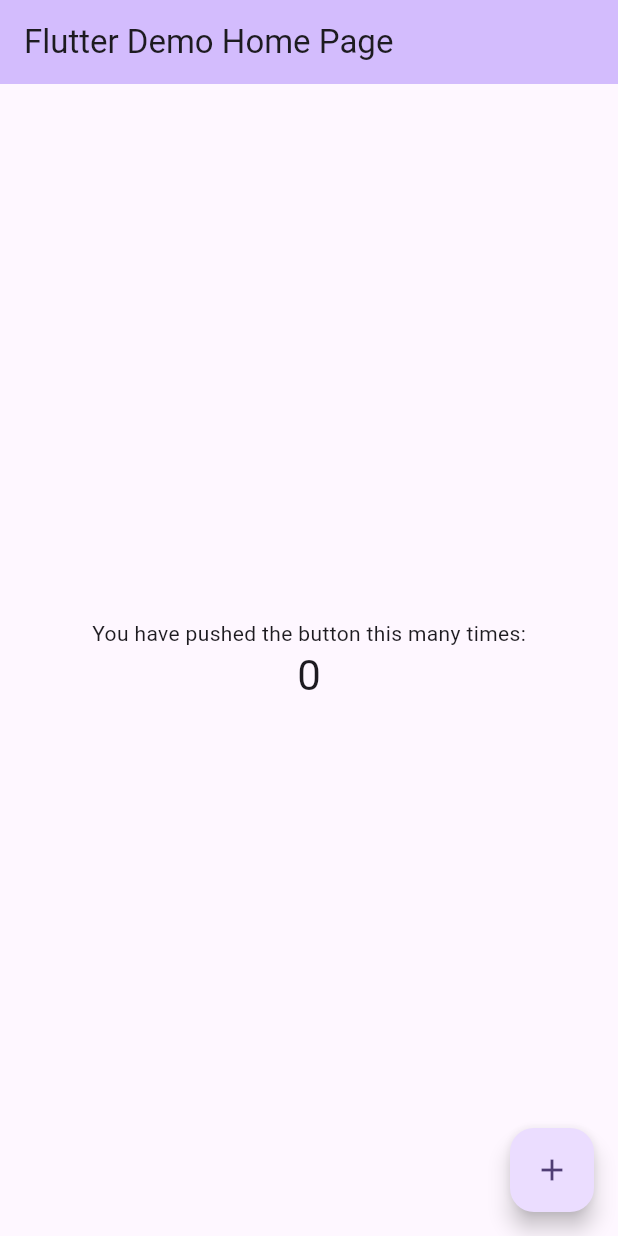
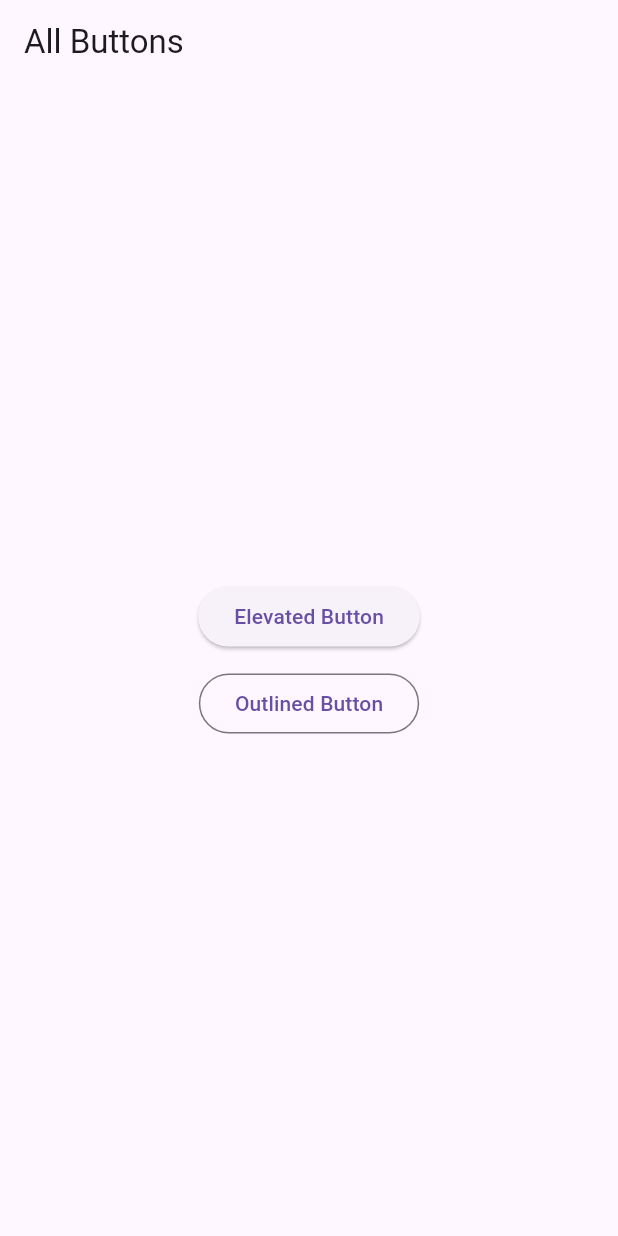
Before and after one commit to shashwati123sen/flutter-widget-tutorial, a Flutter app: the screen it shows after launch, on a phone screen of 412 x 824 dp. Run offline on Flutter 3.47's test engine with Material 3 defaults, Android fonts, the phone set to English and light mode, and no system bars.

Commit message:
adds button files

```diff
--- /dev/null
+++ b/lib/button_using.dart
@@ -0,0 +1,39 @@
+import 'package:flutter/material.dart';
+
+// Custom stateless widget screen
+class ButtonScreen extends StatelessWidget {
+   const ButtonScreen({super.key});
+
+   // Build method must be inside the class
+   @override
+   Widget build(BuildContext context) {
+      return Scaffold(
+         appBar: AppBar(
+            title: const Text('All Buttons'),
+         ),
+         body: Center(
+            child: Column(
+               mainAxisAlignment: MainAxisAlignment.center,
+               children: <Widget>[
+                  ElevatedButton(
+                     onPressed: () {
+                        print('Elevated Button pressed');
+                     },
+                     child: const Text('Elevated Button'),
+                  ),
+
+                  // Properly placed SizedBox for spacing
+                  const SizedBox(height: 10),
+
+                  OutlinedButton(
+                     onPressed: () {
+                        print('OutlinedButton pressed');
+                     },
+                     child: const Text('Outlined Button'),
+                  ),
+               ],
+            ),
+         ),
+      );
+   }
+}
--- a/lib/main.dart
+++ b/lib/main.dart
@@ -1,4 +1,6 @@
 import 'package:flutter/material.dart';
+// Import the file where your custom screen lives
+import 'button_using.dart';
 
 void main() {
   runApp(const MyApp());
@@ -7,116 +9,11 @@ void main() {
 class MyApp extends StatelessWidget {
   const MyApp({super.key});
 
-  // This widget is the root of your application.
   @override
   Widget build(BuildContext context) {
-    return MaterialApp(
-      title: 'Flutter Demo',
-      theme: ThemeData(
-        // This is the theme of your application.
-        //
-        // TRY THIS: Try running your application with "flutter run". You'll see
-        // the application has a purple toolbar. Then, without quitting the app,
-        // try changing the seedColor in the colorScheme below to Colors.green
-        // and then invoke "hot reload" (save your changes or press the "hot
-        // reload" button in a Flutter-supported IDE, or press "r" if you used
-        // the command line to start the app).
-        //
-        // Notice that the counter didn't reset back to zero; the application
-        // state is not lost during the reload. To reset the state, use hot
-        // restart instead.
-        //
-        // This works for code too, not just values: Most code changes can be
-        // tested with just a hot reload.
-        colorScheme: ColorScheme.fromSeed(seedColor: Colors.deepPurple),
-      ),
-      home: const MyHomePage(title: 'Flutter Demo Home Page'),
+    return const MaterialApp(
+      // Set the custom button screen as your home screen
+      home: ButtonScreen(),
     );
   }
 }
-
-class MyHomePage extends StatefulWidget {
-  const MyHomePage({super.key, required this.title});
-
-  // This widget is the home page of your application. It is stateful, meaning
-  // that it has a State object (defined below) that contains fields that affect
-  // how it looks.
-
-  // This class is the configuration for the state. It holds the values (in this
-  // case the title) provided by the parent (in this case the App widget) and
-  // used by the build method of the State. Fields in a Widget subclass are
-  // always marked "final".
-
-  final String title;
-
-  @override
-  State<MyHomePage> createState() => _MyHomePageState();
-}
-
-class _MyHomePageState extends State<MyHomePage> {
-  int _counter = 0;
-
-  void _incrementCounter() {
-    setState(() {
-      // This call to setState tells the Flutter framework that something has
-      // changed in this State, which causes it to rerun the build method below
-      // so that the display can reflect the updated values. If we changed
-      // _counter without calling setState(), then the build method would not be
-      // called again, and so nothing would appear to happen.
-      _counter++;
-    });
-  }
-
-  @override
-  Widget build(BuildContext context) {
-    // This method is rerun every time setState is called, for instance as done
-    // by the _incrementCounter method above.
-    //
-    // The Flutter framework has been optimized to make rerunning build methods
-    // fast, so that you can just rebuild anything that needs updating rather
-    // than having to individually change instances of widgets.
-    return Scaffold(
-      appBar: AppBar(
-        // TRY THIS: Try changing the color here to a specific color (to
-        // Colors.amber, perhaps?) and trigger a hot reload to see the AppBar
-        // change color while the other colors stay the same.
-        backgroundColor: Theme.of(context).colorScheme.inversePrimary,
-        // Here we take the value from the MyHomePage object that was created by
-        // the App.build method, and use it to set our appbar title.
-        title: Text(widget.title),
-      ),
-      body: Center(
-        // Center is a layout widget. It takes a single child and positions it
-        // in the middle of the parent.
-        child: Column(
-          // Column is also a layout widget. It takes a list of children and
-          // arranges them vertically. By default, it sizes itself to fit its
-          // children horizontally, and tries to be as tall as its parent.
-          //
-          // Column has various properties to control how it sizes itself and
-          // how it positions its children. Here we use mainAxisAlignment to
-          // center the children vertically; the main axis here is the vertical
-          // axis because Columns are vertical (the cross axis would be
-          // horizontal).
-          //
-          // TRY THIS: Invoke "debug painting" (choose the "Toggle Debug Paint"
-          // action in the IDE, or press "p" in the console), to see the
-          // wireframe for each widget.
-          mainAxisAlignment: MainAxisAlignment.center,
-          children: <Widget>[
-            const Text('You have pushed the button this many times:'),
-            Text(
-              '$_counter',
-              style: Theme.of(context).textTheme.headlineMedium,
-            ),
-          ],
-        ),
-      ),
-      floatingActionButton: FloatingActionButton(
-        onPressed: _incrementCounter,
-        tooltip: 'Increment',
-        child: const Icon(Icons.add),
-      ), // This trailing comma makes auto-formatting nicer for build methods.
-    );
-  }
-}
```
